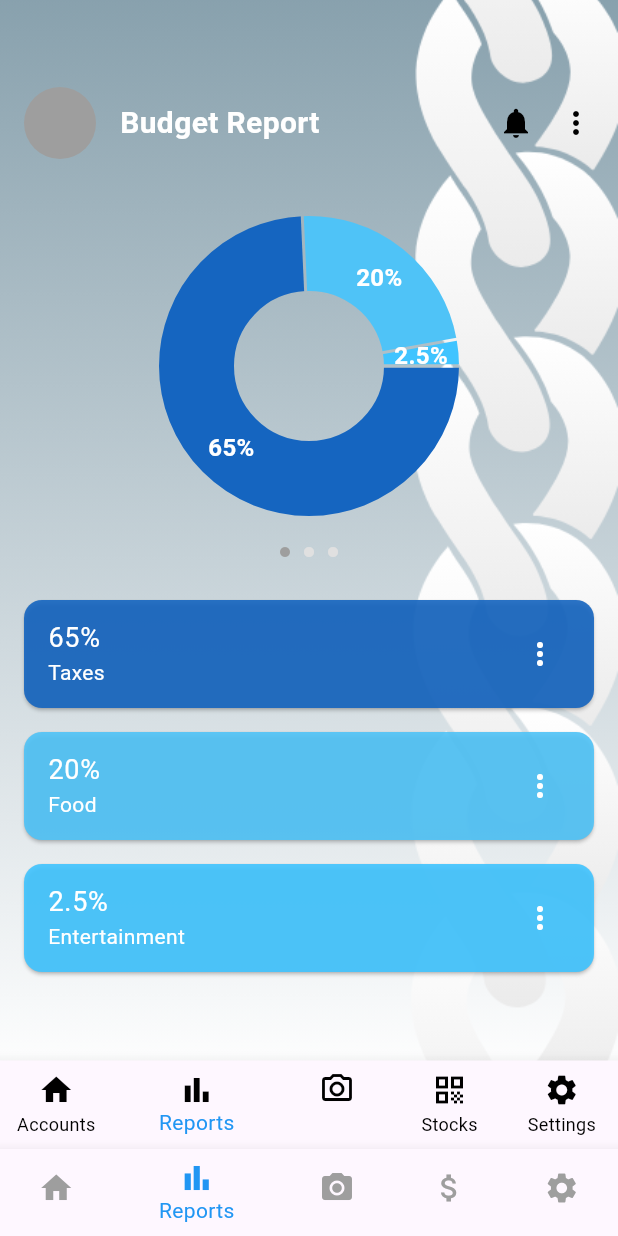
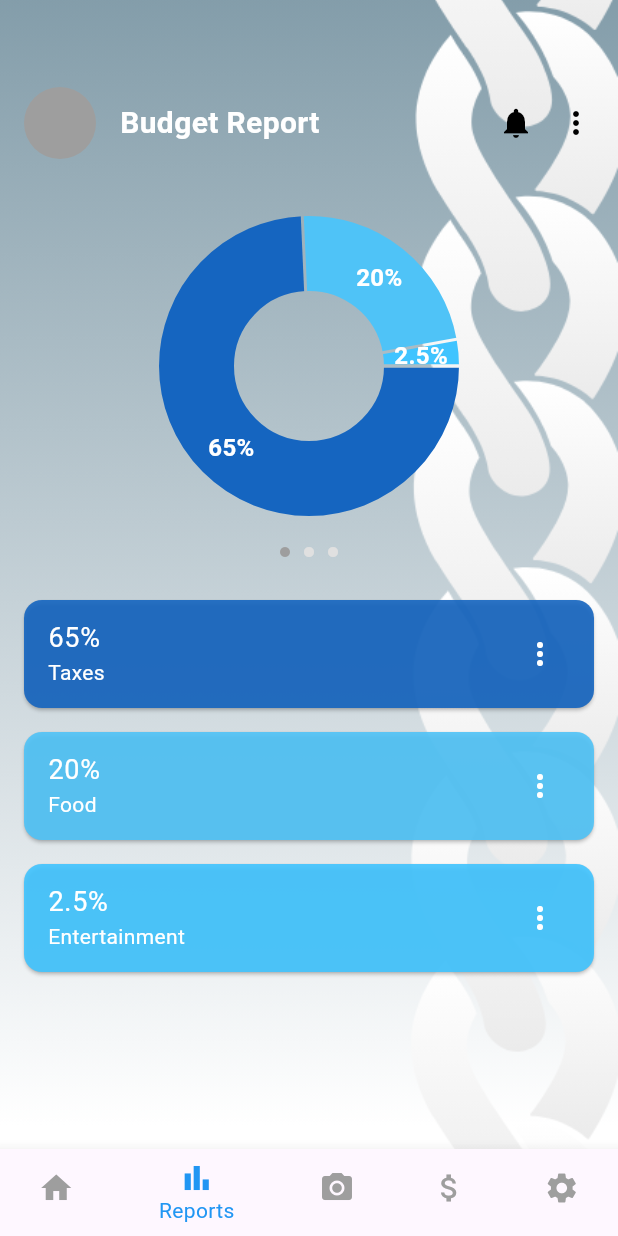
Before and after one commit to Giles12/fiscusapp, a Flutter app: the screen it shows after launch, item 2 of the bottom bar chosen, on a phone screen of 412 x 824 dp. Run offline on Flutter 3.47's test engine with Material 3 defaults, Android fonts, the phone set to English and light mode, and no system bars; drawn by our look-alikes of fl_chart.

Commit message:
Need to Remove the double App Bar from Budget Reports

```diff
--- a/lib/pages/budget_page.dart
+++ b/lib/pages/budget_page.dart
@@ -135,36 +135,6 @@ class BudgetPage extends StatelessWidget {
           ),
         ],
       ),
-      bottomNavigationBar: BottomNavigationBar(
-        items: const [
-          BottomNavigationBarItem(
-            icon: Icon(Icons.home, color: Colors.black),
-            label: 'Accounts',
-          ),
-          BottomNavigationBarItem(
-            icon: Icon(Icons.bar_chart, color: Colors.black),
-            label: 'Reports',
-          ),
-          BottomNavigationBarItem(
-            icon: Icon(Icons.camera_alt_outlined, color: Colors.black),
-            label: '',
-          ),
-          BottomNavigationBarItem(
-            icon: Icon(Icons.qr_code, color: Colors.black),
-            label: 'Stocks',
-          ),
-          BottomNavigationBarItem(
-            icon: Icon(Icons.settings, color: Colors.black),
-            label: 'Settings',
-          ),
-        ],
-        currentIndex: 1, // Set the current selected index to 'Reports'
-        selectedItemColor: Colors.blue, // Change this to your preferred color
-        unselectedItemColor:
-            Colors.black, // Change this to your preferred color
-        showSelectedLabels: true,
-        showUnselectedLabels: true,
-      ),
     );
   }
 }
```
